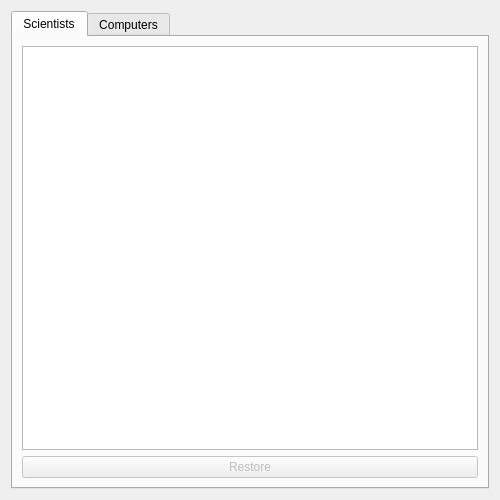
Old version of the form VLNvika3/restore.ui in the repository Gylfian/VLN-vika-3.
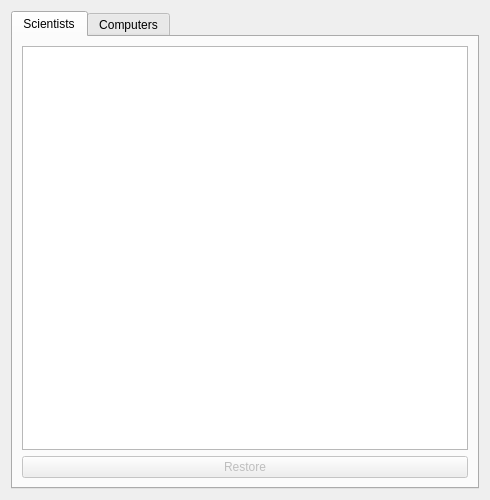
New version of the form.

Commit message: window size fixing

The edit to the form file:
```diff
--- a/VLNvika3/restore.ui
+++ b/VLNvika3/restore.ui
@@ -6,19 +6,19 @@
    <rect>
     <x>0</x>
     <y>0</y>
-    <width>500</width>
+    <width>490</width>
     <height>500</height>
    </rect>
   </property>
   <property name="minimumSize">
    <size>
-    <width>500</width>
+    <width>490</width>
     <height>500</height>
    </size>
   </property>
   <property name="maximumSize">
    <size>
-    <width>500</width>
+    <width>490</width>
     <height>500</height>
    </size>
   </property>
```
The commit also changes 2 other files.
